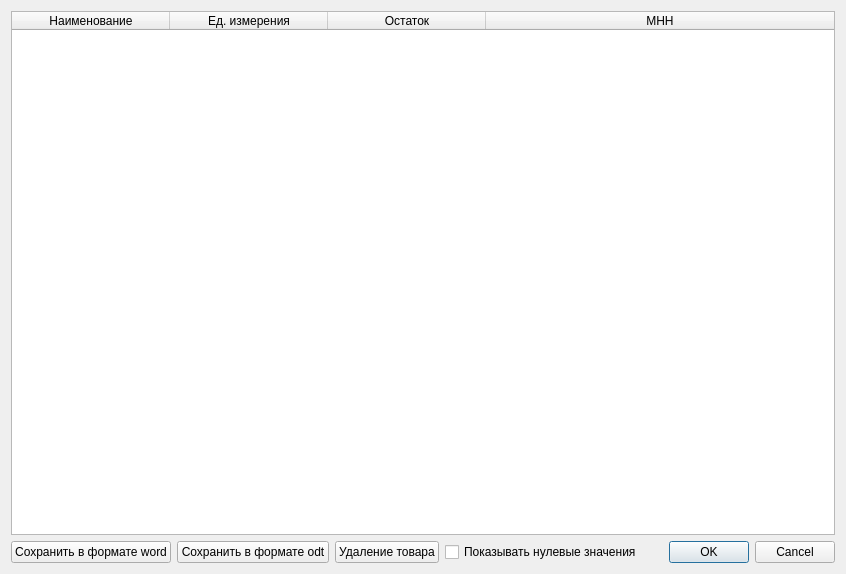
This is UI_files/residue_dialog.ui in Vofanchik/AptecnyiSklad as Qt 5 draws it before an edit. The edited form follows.
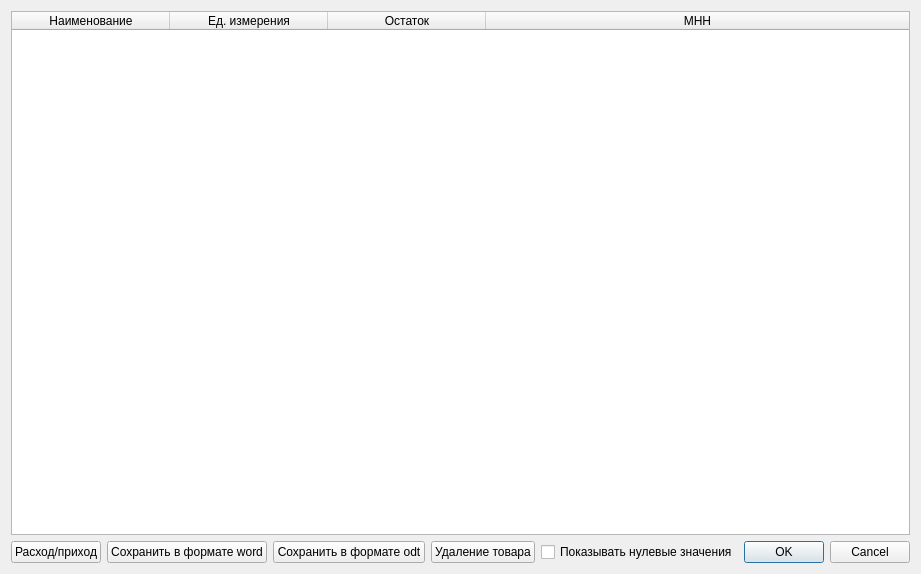
This is the edited form.

Commit message: residue for one item with dates added

The edit to the form file:
```diff
--- a/UI_files/residue_dialog.ui
+++ b/UI_files/residue_dialog.ui
@@ -57,6 +57,13 @@
      </item>
      <item row="1" column="0">
       <layout class="QHBoxLayout" name="horizontalLayout">
+       <item>
+        <widget class="QPushButton" name="pushButton_4">
+         <property name="text">
+          <string>Расход/приход</string>
+         </property>
+        </widget>
+       </item>
        <item>
         <widget class="QPushButton" name="pushButton">
          <property name="text">
```
The commit also changes 5 other files.
